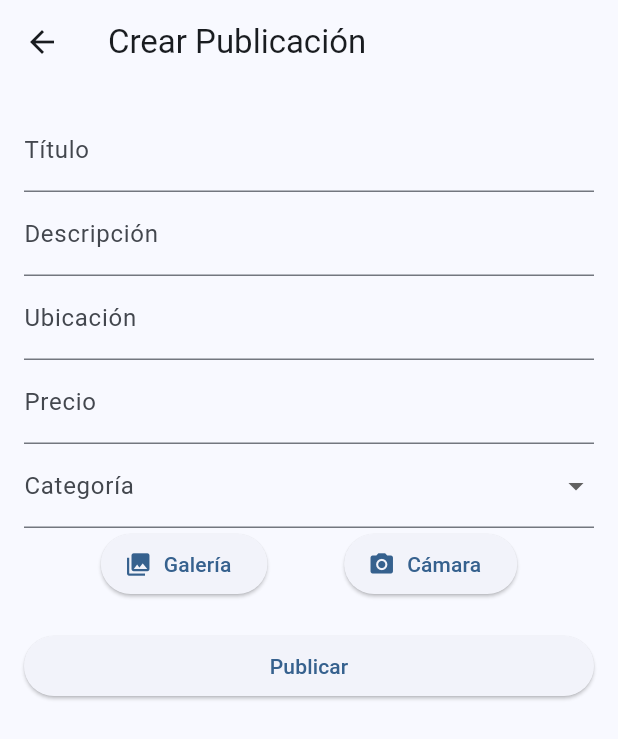
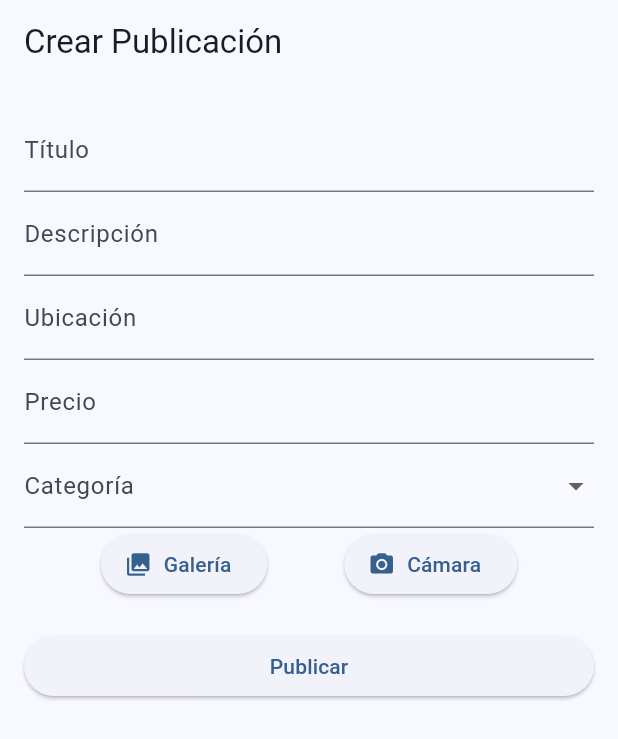
Before and after one commit to WX61-Grupo2-AplicacionesMoviles/App-Mobile-Plusroom, a Flutter app: the MakePost screen opened by its route, on a phone screen of 412 x 824 dp. Shown: the top 739 px of the screen. Run offline on Flutter 3.47's test engine with Material 3 defaults, Android fonts, the phone set to English and light mode, and no system bars; our stand-ins replace carousel_slider, flutter_map, flutter_rating_bar, image_picker, latlong2.

```diff
--- a/lib/pages/messages.dart
+++ b/lib/pages/messages.dart
@@ -31,6 +31,7 @@ class _MessagesListState extends State<MessagesList> {
             onPressed: () {},
           ),
         ],
+        automaticallyImplyLeading: false,
       ),
       body: FutureBuilder(
         future: _mensajesFuture,
--- a/lib/properties-searching/search-page.dart
+++ b/lib/properties-searching/search-page.dart
@@ -170,6 +170,7 @@ class _PropertiesPageState extends State<PropertiesPage>
         title: const Text('Search', style: TextStyle(color: Color(0xFF064789))),
         iconTheme: const IconThemeData(color: Color(0xFF064789)),
         backgroundColor: Colors.white,
+        automaticallyImplyLeading: false,
       ),
       body: Column(
         children: [
--- a/lib/properties-searching/ui/post-ui/make_post.dart
+++ b/lib/properties-searching/ui/post-ui/make_post.dart
@@ -121,7 +121,7 @@ class _MakePostState extends State<MakePost> {
   @override
   Widget build(BuildContext context) {
     return Scaffold(
-      appBar: AppBar(title: Text('Crear Publicación')),
+      appBar: AppBar(title: Text('Crear Publicación'), automaticallyImplyLeading: false,),
       body: isLoading
           ? Center(child: CircularProgressIndicator())
           : Padding(
--- a/lib/ui-initial-section/welcome_view.dart
+++ b/lib/ui-initial-section/welcome_view.dart
@@ -226,7 +226,7 @@ class _WelcomeViewState extends State<WelcomeView> {
                         );
                       }).toList() ,
                       options: CarouselOptions(
-                          height: 230,
+                          height: 250,
                           viewportFraction: 1,
                           autoPlay: true,
                           aspectRatio: 2.0,
```
Also changed, not shown: lib/ui-profile/profile_owner.dart (+18 -0 lines).
